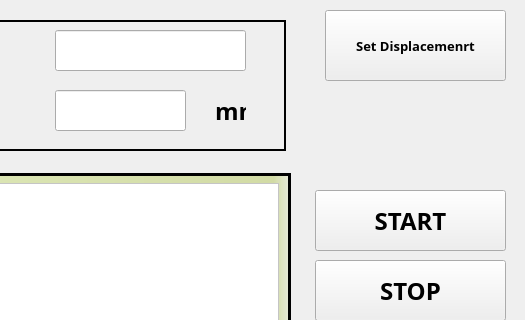
Above: test_UI.ui from MYSitthichat/soil_tester before the change; both pictures show x 775 to 1300 and y 0 to 320 of the 1300 by 800 pixel window. Below: the same form after it.
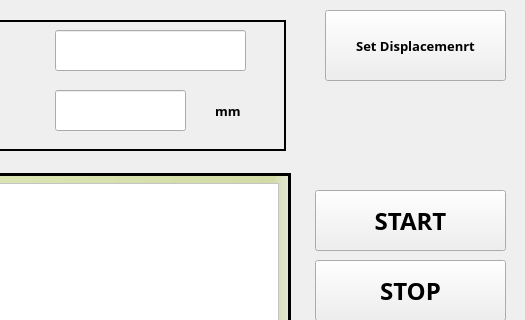
That is the form after the change.

What changed in the file:
```diff
--- a/test_UI.ui
+++ b/test_UI.ui
@@ -231,14 +231,14 @@
       <rect>
        <x>360</x>
        <y>70</y>
-       <width>31</width>
+       <width>51</width>
        <height>41</height>
       </rect>
      </property>
      <property name="font">
       <font>
        <family>TH Niramit AS</family>
-       <pointsize>18</pointsize>
+       <pointsize>10</pointsize>
        <bold>true</bold>
       </font>
      </property>
```
